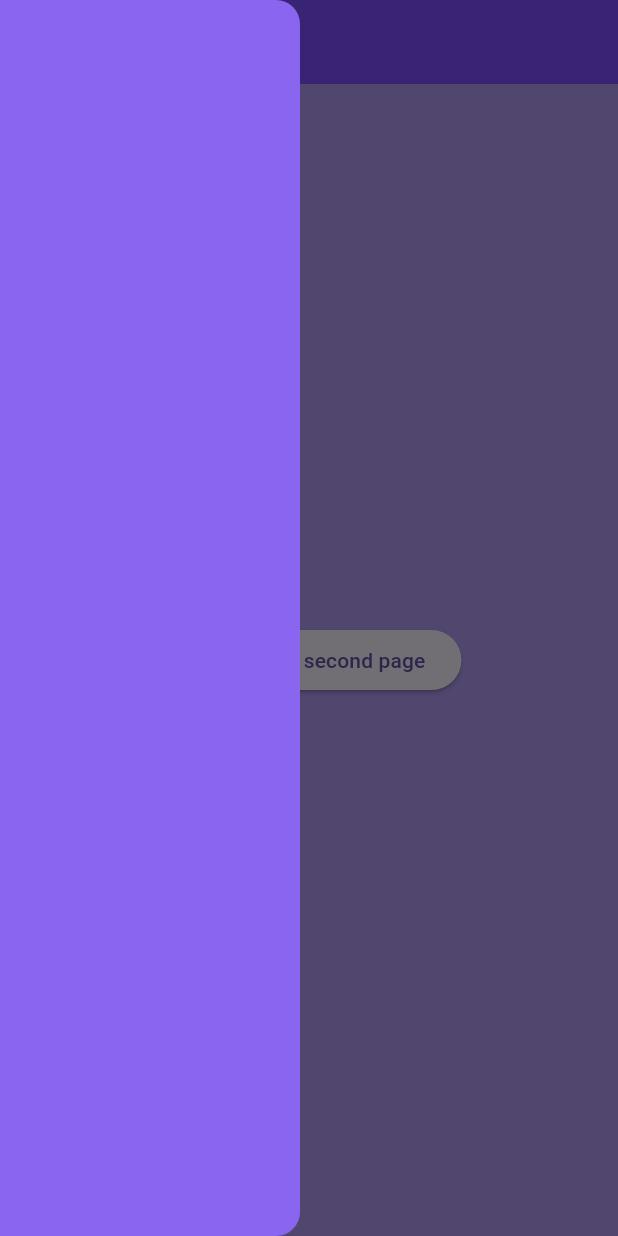
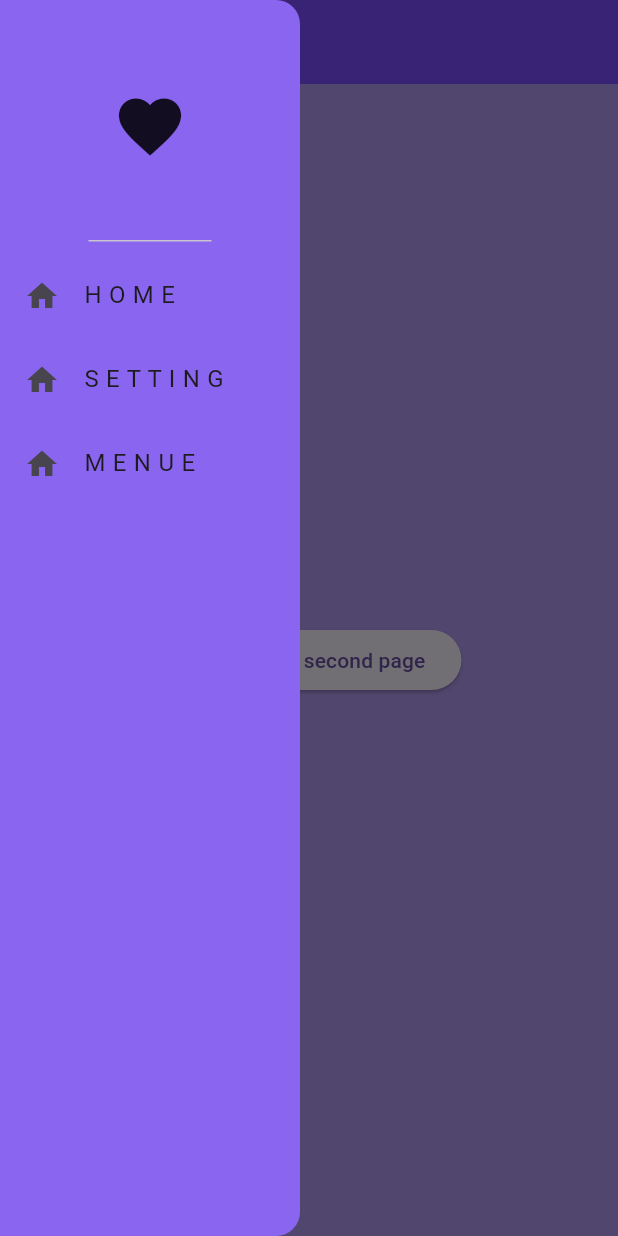
Before and after one commit to priyanshu4492/gridview-and-listview.builder, a Flutter app: the screen it shows after launch, with the side drawer open, on a phone screen of 412 x 824 dp. Run offline on Flutter 3.47's test engine with Material 3 defaults, Android fonts, the phone set to English and light mode, and no system bars.

Commit message:
ListTile

```diff
--- a/lib/pages/first_page.dart
+++ b/lib/pages/first_page.dart
@@ -16,9 +16,16 @@ class FirstPage extends StatelessWidget {
         width: 200,
 
         backgroundColor: const Color.fromARGB(255, 138, 101, 239),
-
-
-
+        child: Column(
+          children: [
+            //common to place a drawer header here
+            DrawerHeader(child: Icon(Icons.favorite, size: 50)),
+            // home page list tile
+            ListTile(leading: Icon(Icons.home), title: Text("H O M E ")),
+            ListTile(leading: Icon(Icons.home), title: Text("S E T T I N G ")),
+            ListTile(leading: Icon(Icons.home), title: Text("M E N U E  ")),
+          ],
+        ),
       ),
       body: Center(
         child: ElevatedButton(
```
